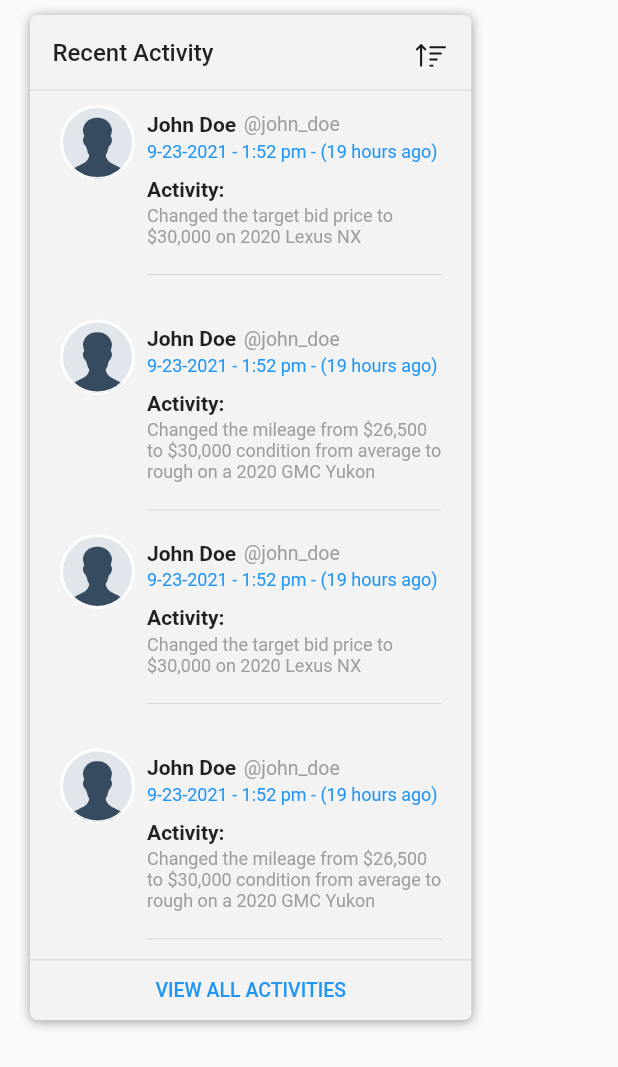
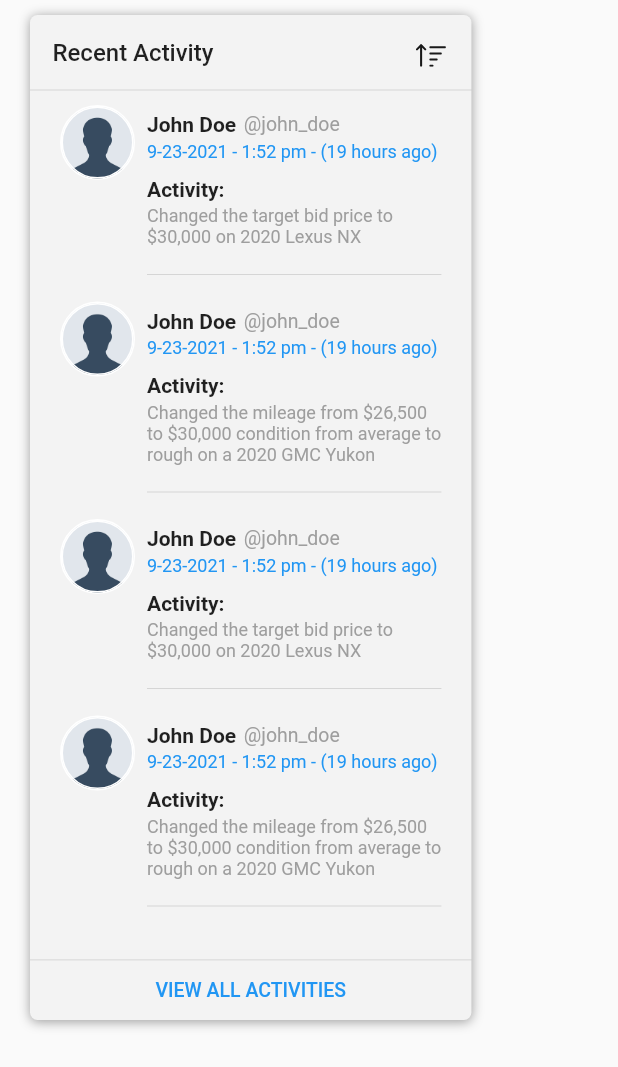
Before and after one commit to all4alex/valuation_tool_web, a Flutter app: the RecentActivity widget shown alone on an empty page, opened directly, on a phone screen of 412 x 824 dp. Shown: the top 1067 px of the screen. Run offline on Flutter 3.47's test engine with Material 2 defaults, Android fonts, the light colour scheme and no system bars; our stand-ins replace cached_network_image, cloud_firestore, dio, equatable, file_picker, firebase_auth and 12 more; missing offline and left inert: dart:html; accounts and stored records are empty; generated files the repository leaves out were written again; network calls fail; statements that could not run were skipped.

Commit message:
Fix dashboard page pixel overflow

```diff
--- a/lib/presentation/pages/dashboard/my_folders.dart
+++ b/lib/presentation/pages/dashboard/my_folders.dart
@@ -159,7 +159,9 @@ class MyFolders extends StatelessWidget {
           const Divider(height: 0),
           Expanded(
             flex: 1,
-            child: Container(
+            child: ListView(
+              children: [
+                Container(
                   padding: const EdgeInsets.only(left: 20, right: 20, top: 20),
                   child: Column(
                     children: [
@@ -174,6 +176,8 @@ class MyFolders extends StatelessWidget {
                       folderItem(screenSize, 'Manheim Southern Cal', 7),
                     ],
                   ),
+                ),
+              ],
             ),
           ),
           const Divider(),
--- a/lib/presentation/pages/dashboard/recent_activity.dart
+++ b/lib/presentation/pages/dashboard/recent_activity.dart
@@ -128,6 +128,10 @@ class RecentActivity extends StatelessWidget {
             ),
           ),
           const Divider(height: 0),
+          Expanded(
+            flex: 1,
+            child: ListView(
+              children: [
                 activityItem(
                     'Changed the target bid price to \$30,000 on 2020 Lexus NX'),
                 activityItem(
@@ -136,6 +140,9 @@ class RecentActivity extends StatelessWidget {
                     'Changed the target bid price to \$30,000 on 2020 Lexus NX'),
                 activityItem(
                     'Changed the mileage from \$26,500 to \$30,000 condition from average to rough on a 2020 GMC Yukon'),
+              ],
+            ),
+          ),
           const Divider(),
           SizedBox(
             height: 5,
--- a/lib/presentation/pages/dashboard/recent_appraisals.dart
+++ b/lib/presentation/pages/dashboard/recent_appraisals.dart
@@ -68,7 +68,7 @@ class RecentAppraisals extends StatelessWidget {
                           mainAxisAlignment: MainAxisAlignment.spaceBetween,
                           children: <Widget>[
                             Container(
-                              width: screenSize.width * .23,
+                              width: screenSize.width * .24,
                               alignment: Alignment.centerLeft,
                               child: Row(
                                 children: <Widget>[
@@ -143,7 +143,7 @@ class RecentAppraisals extends StatelessWidget {
                               ),
                             ),
                             Container(
-                              width: screenSize.width * .13,
+                              width: screenSize.width * .14,
                               alignment: Alignment.centerLeft,
                               child: Row(
                                 mainAxisAlignment: MainAxisAlignment.start,
--- a/lib/presentation/pages/dashboard/recently_viewed_vehicles.dart
+++ b/lib/presentation/pages/dashboard/recently_viewed_vehicles.dart
@@ -68,7 +68,7 @@ class RecentlyViewedVehicles extends StatelessWidget {
                           mainAxisAlignment: MainAxisAlignment.spaceBetween,
                           children: <Widget>[
                             Container(
-                              width: screenSize.width * .23,
+                              width: screenSize.width * .24,
                               alignment: Alignment.centerLeft,
                               child: Row(
                                 children: <Widget>[
@@ -120,7 +120,7 @@ class RecentlyViewedVehicles extends StatelessWidget {
                               ),
                             ),
                             Container(
-                              width: screenSize.width * .13,
+                              width: screenSize.width * .14,
                               alignment: Alignment.centerLeft,
                               child: Row(
                                 mainAxisAlignment: MainAxisAlignment.start,
```
Lines whose indentation alone changed are shown as unchanged.
